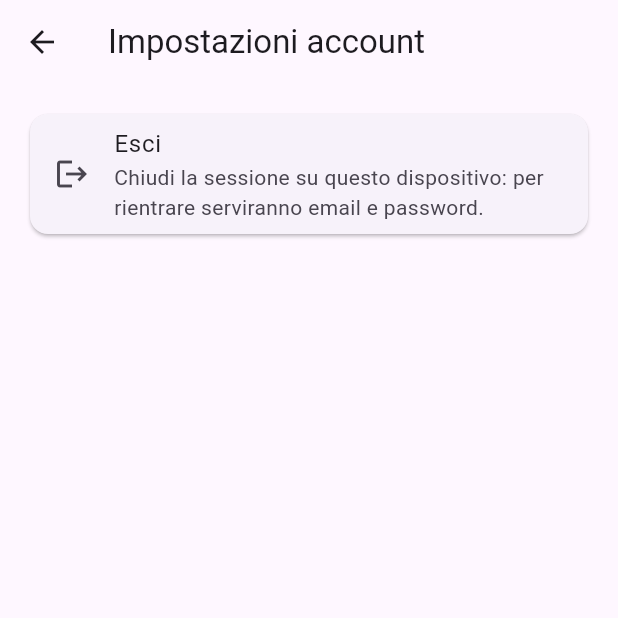
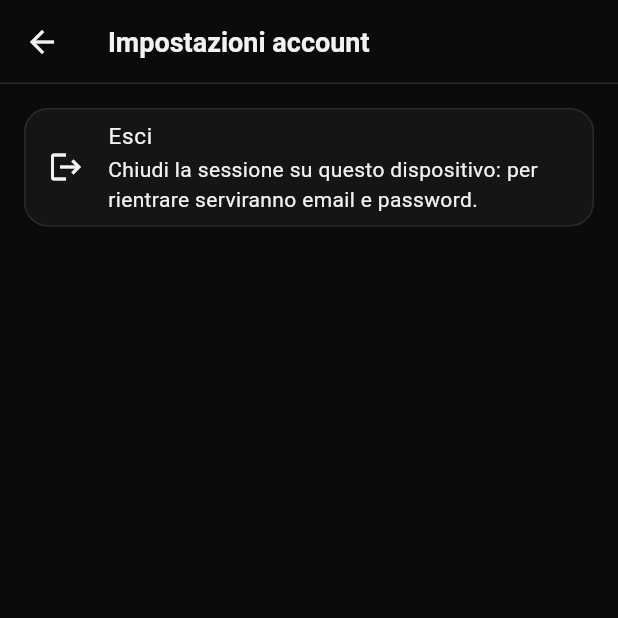
Before and after one commit to UnisaKickly/kickly, a Flutter app: the ImpostazioniAccount screen opened directly, on a phone screen of 412 x 824 dp, the top half of it. Run offline on Flutter 3.47's test engine with Material 3 defaults, Android fonts, the phone set to English and light mode, and no system bars; our stand-ins replace flutter_riverpod, flutter_secure_storage, go_router, supabase_flutter; accounts and stored records are empty.

Commit message:
feat: KCK-215 stile dei mock-up del RAD (sfondo nero, accento #CAFF00)
Co-Authored-By: Claude Opus 5.5 <noreply@anthropic.com>

```diff
--- a/lib/features/utenza/presentation/form_login.dart
+++ b/lib/features/utenza/presentation/form_login.dart
@@ -11,6 +11,7 @@ import 'package:go_router/go_router.dart';
 import '../../../core/errors/app_exception.dart';
 import '../../../core/provider/autenticazione_provider.dart';
 import '../domain/autenticazione_control.dart';
+import 'stile_mockup.dart';
 
 /// Schermata di accesso con email e password (UI_7).
 class FormLogin extends StatefulWidget {
@@ -95,8 +96,16 @@ class _FormLoginState extends State<FormLogin> {
   }
 
   @override
+  /// Applica lo stile dei mock-up del RAD (sfondo nero, accento #CAFF00).
+  Widget build(BuildContext context) {
+    return Theme(
+      data: temaMockup(),
+      child: Builder(builder: _costruisci),
+    );
+  }
+
   /// Costruisce UI_7: istruzioni, card con i campi, link e pulsante Accedi.
-  Widget build(BuildContext context) {
+  Widget _costruisci(BuildContext context) {
     final ThemeData tema = Theme.of(context);
 
     return Scaffold(
--- a/lib/features/utenza/presentation/impostazioni_account.dart
+++ b/lib/features/utenza/presentation/impostazioni_account.dart
@@ -12,6 +12,7 @@ import 'package:go_router/go_router.dart';
 import '../../../core/errors/app_exception.dart';
 import '../../../core/provider/autenticazione_provider.dart';
 import '../domain/autenticazione_control.dart';
+import 'stile_mockup.dart';
 
 /// Impostazioni dell'account con il comando di logout.
 class ImpostazioniAccount extends StatefulWidget {
@@ -59,8 +60,16 @@ class _ImpostazioniAccountState extends State<ImpostazioniAccount> {
   }
 
   @override
+  /// Applica lo stile dei mock-up del RAD (sfondo nero, accento #CAFF00).
+  Widget build(BuildContext context) {
+    return Theme(
+      data: temaMockup(),
+      child: Builder(builder: _costruisci),
+    );
+  }
+
   /// Costruisce la schermata: titolo, card con il comando Esci ed errore.
-  Widget build(BuildContext context) {
+  Widget _costruisci(BuildContext context) {
     final ThemeData tema = Theme.of(context);
 
     return Scaffold(
--- /dev/null
+++ b/lib/features/utenza/presentation/stile_mockup.dart
@@ -0,0 +1,127 @@
+// Stile dei mock-up del RAD (§3.4.6) per le schermate di accesso
+// (KCK-215).
+//
+// I mock-up (es. UI_7) hanno sfondo nero, card grigio scuro, accento lime
+// #CAFF00 e pulsanti a pillola, mentre il tema condiviso TemaKickly
+// (lib/core/theme, KCK-194) e' ancora chiaro e verde. Cambiare il tema
+// condiviso e' fuori dall'ambito di KCK-215 (lib/core): queste schermate
+// applicano lo stile dei mock-up localmente. Quando TemaKickly lo adottera',
+// questo file si potra' eliminare.
+import 'package:flutter/material.dart';
+
+/// Colori misurati sui mock-up del RAD (UI_7) e accento del team (#CAFF00).
+abstract final class ColoriMockup {
+  /// Sfondo delle schermate.
+  static const sfondo = Color(0xFF0B0B0B);
+
+  /// Sfondo delle card.
+  static const card = Color(0xFF151517);
+
+  /// Sfondo dei campi di testo.
+  static const campo = Color(0xFF1E1E20);
+
+  /// Bordi sottili di card e campi.
+  static const bordo = Color(0xFF2A2A2D);
+
+  /// Accento lime: pulsanti principali e link.
+  static const accento = Color(0xFFCAFF00);
+
+  /// Testo principale.
+  static const testo = Color(0xFFF2F2F2);
+
+  /// Testo secondario, etichette e suggerimenti.
+  static const testoSecondario = Color(0xFF9A9AA0);
+
+  /// Errori.
+  static const errore = Color(0xFFFF6B6B);
+}
+
+/// Tema scuro dei mock-up, da applicare con `Theme(data: ...)` attorno a una
+/// schermata.
+ThemeData temaMockup() {
+  final ColorScheme schema = const ColorScheme.dark().copyWith(
+    primary: ColoriMockup.accento,
+    onPrimary: Colors.black,
+    surface: ColoriMockup.sfondo,
+    onSurface: ColoriMockup.testo,
+    error: ColoriMockup.errore,
+  );
+  final OutlineInputBorder bordoCampo = OutlineInputBorder(
+    borderRadius: BorderRadius.circular(12),
+    borderSide: const BorderSide(color: ColoriMockup.bordo),
+  );
+
+  return ThemeData(
+    useMaterial3: true,
+    colorScheme: schema,
+    scaffoldBackgroundColor: ColoriMockup.sfondo,
+    appBarTheme: const AppBarTheme(
+      backgroundColor: ColoriMockup.sfondo,
+      foregroundColor: ColoriMockup.testo,
+      elevation: 0,
+      scrolledUnderElevation: 0,
+      titleTextStyle: TextStyle(
+        color: ColoriMockup.testo,
+        fontSize: 18,
+        fontWeight: FontWeight.w700,
+      ),
+      shape: Border(bottom: BorderSide(color: ColoriMockup.bordo)),
+    ),
+    cardTheme: CardThemeData(
+      color: ColoriMockup.card,
+      elevation: 0,
+      margin: EdgeInsets.zero,
+      shape: RoundedRectangleBorder(
+        borderRadius: BorderRadius.circular(16),
+        side: const BorderSide(color: ColoriMockup.bordo),
+      ),
+    ),
+    inputDecorationTheme: InputDecorationTheme(
+      filled: true,
+      fillColor: ColoriMockup.campo,
+      hintStyle: const TextStyle(color: ColoriMockup.testoSecondario),
+      border: bordoCampo,
+      enabledBorder: bordoCampo,
+      focusedBorder: bordoCampo.copyWith(
+        borderSide: const BorderSide(color: ColoriMockup.accento),
+      ),
+      errorBorder: bordoCampo.copyWith(
+        borderSide: const BorderSide(color: ColoriMockup.errore),
+      ),
+      focusedErrorBorder: bordoCampo.copyWith(
+        borderSide: const BorderSide(color: ColoriMockup.errore),
+      ),
+    ),
+    filledButtonTheme: FilledButtonThemeData(
+      style: FilledButton.styleFrom(
+        backgroundColor: ColoriMockup.accento,
+        foregroundColor: Colors.black,
+        disabledBackgroundColor: ColoriMockup.accento.withValues(alpha: 0.5),
+        minimumSize: const Size.fromHeight(52),
+        shape: const StadiumBorder(),
+        textStyle: const TextStyle(fontSize: 16, fontWeight: FontWeight.w700),
+      ),
+    ),
+    textButtonTheme: TextButtonThemeData(
+      style: TextButton.styleFrom(
+        foregroundColor: ColoriMockup.accento,
+        disabledForegroundColor: ColoriMockup.accento.withValues(alpha: 0.6),
+        textStyle: const TextStyle(fontWeight: FontWeight.w700),
+      ),
+    ),
+    listTileTheme: const ListTileThemeData(
+      iconColor: ColoriMockup.testo,
+      textColor: ColoriMockup.testo,
+    ),
+    textTheme: const TextTheme(
+      bodyLarge: TextStyle(color: ColoriMockup.testoSecondario, fontSize: 15),
+      bodyMedium: TextStyle(color: ColoriMockup.testoSecondario),
+      labelMedium: TextStyle(
+        color: ColoriMockup.testoSecondario,
+        fontSize: 12,
+        letterSpacing: 1.2,
+        fontWeight: FontWeight.w600,
+      ),
+    ),
+  );
+}
```
